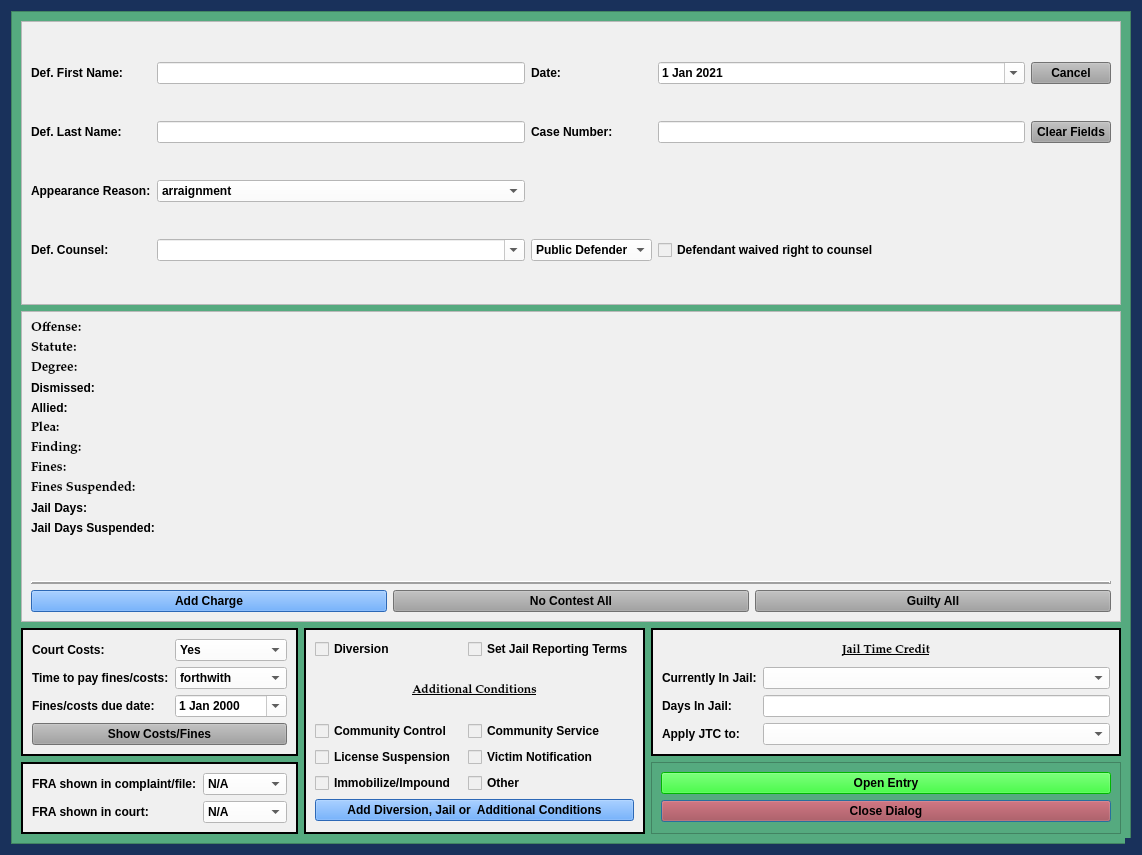
Qt form package/views/ui/JailCCPleaDialog.ui (HunterProgram22/MuniEntry) before a commit.
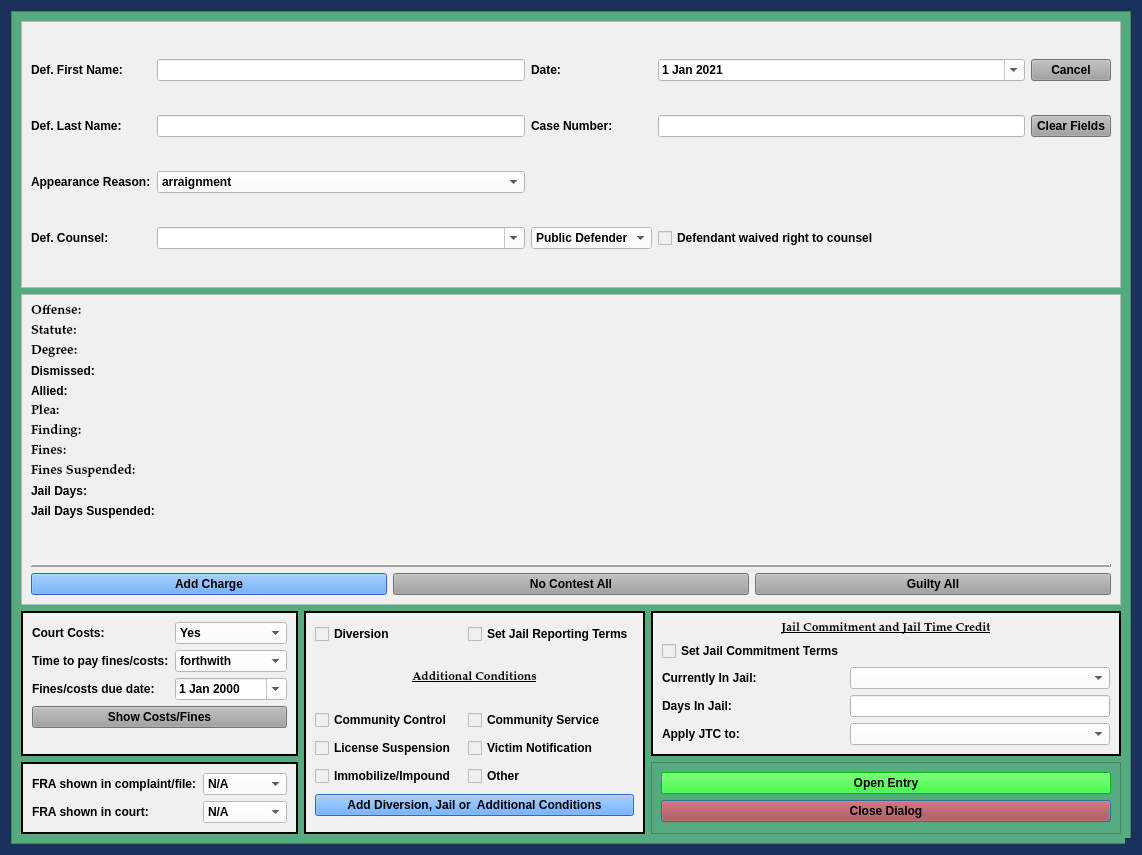
The same form after that commit.

Commit message: Moved jail commitment checkbox to JTC box.

Diff of the .ui file:
```diff
--- a/package/views/ui/JailCCPleaDialog.ui
+++ b/package/views/ui/JailCCPleaDialog.ui
@@ -162,8 +162,8 @@
        <rect>
         <x>0</x>
         <y>0</y>
-        <width>1120</width>
-        <height>833</height>
+        <width>1099</width>
+        <height>845</height>
        </rect>
       </property>
       <layout class="QGridLayout" name="gridLayout_4" rowstretch="1,0,0,0">
@@ -961,7 +961,7 @@
              </font>
             </property>
             <property name="text">
-             <string>Jail Time Credit</string>
+             <string>Jail Commitment and Jail Time Credit</string>
             </property>
             <property name="alignment">
              <set>Qt::AlignCenter</set>
@@ -990,6 +990,13 @@
             </item>
            </widget>
           </item>
+          <item row="1" column="0">
+           <widget class="QCheckBox" name="jail_checkBox">
+            <property name="text">
+             <string>Set Jail Commitment Terms</string>
+            </property>
+           </widget>
+          </item>
          </layout>
         </widget>
        </item>
```
The commit also changes 6 other files.
